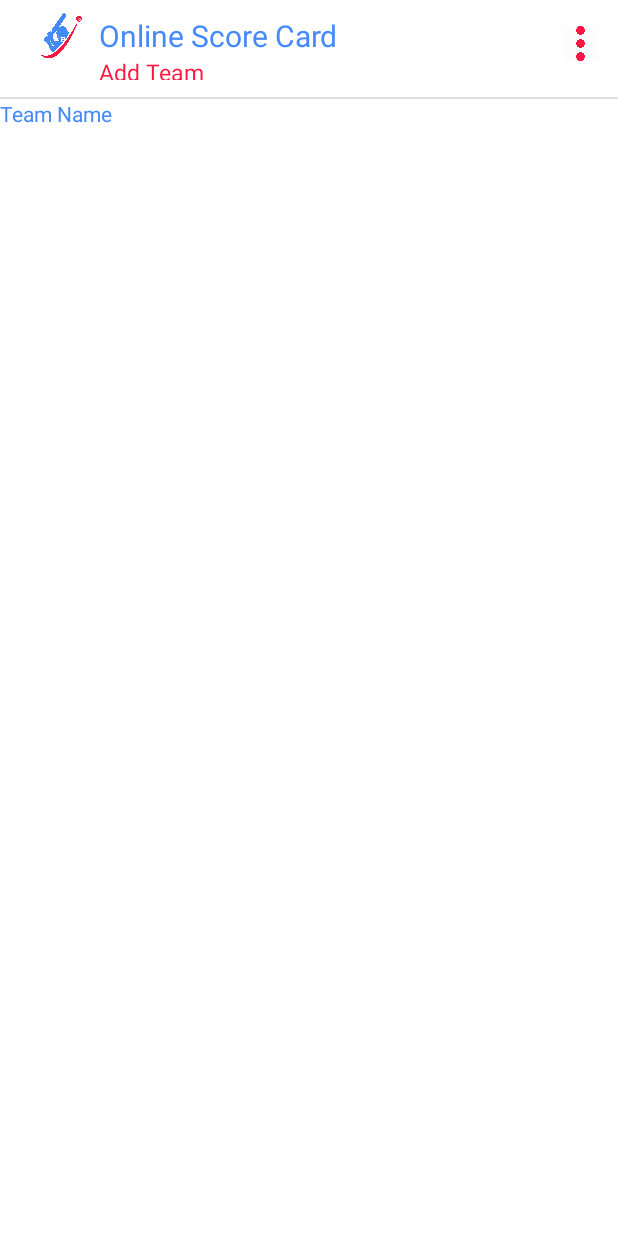
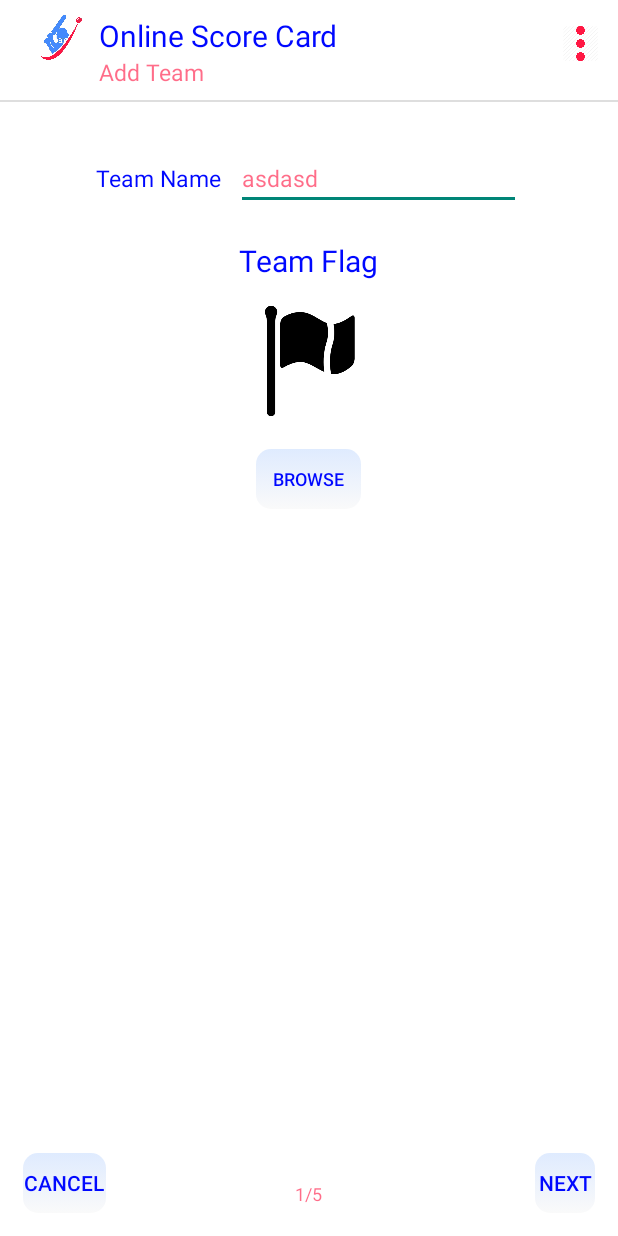
Before and after one commit to SMAliFarazBukhari/OnlineCrickerScore, an Android app: the AddTeams screen opened directly, with no data from a screen before it, on a phone screen of 412 x 824 dp. Run offline under Robolectric (Android 15) with nearby library versions, the phone set to English and light mode, and no system bars.

Commit message:
Completed Add Team Activity

```diff
--- a/app/src/main/AndroidManifest.xml
+++ b/app/src/main/AndroidManifest.xml
@@ -18,7 +18,10 @@
         </activity>
         <activity android:name=".MainActivity" />
         <activity android:name=".AbooutActivity" />
-        <activity android:name=".AddTeams"></activity>
+        <activity android:name=".AddTeams">
+
+
+        </activity>
     </application>
 
 </manifest>
--- /dev/null
+++ b/app/src/main/res/drawable/mybutton.xml
@@ -0,0 +1,21 @@
+<?xml version="1.0" encoding="utf-8"?>
+<selector xmlns:android="http://schemas.android.com/apk/res/android" >
+    <item android:state_pressed="true" >
+        <shape android:shape="rectangle"  >
+            <corners android:radius="10dip" />
+
+            <gradient android:angle="-90" android:startColor="#4bff1743" android:endColor="#fff"  />
+        </shape>
+    </item>
+
+    <item >
+
+        <shape android:shape="rectangle"  >
+
+            <corners android:radius="10dip" />
+
+            <gradient android:angle="-90" android:startColor="#2c458afc" android:endColor="#fafafa" />
+        </shape>
+    </item>
+
+</selector>
--- a/app/src/main/res/layout/activity_add_teams.xml
+++ b/app/src/main/res/layout/activity_add_teams.xml
@@ -10,7 +10,7 @@
     <Toolbar
         android:id="@+id/topPanel"
         android:layout_width="match_parent"
-        android:layout_height="53dp"
+        android:layout_height="55dp"
         android:layout_alignParentTop="true"
         android:layout_marginBottom="11dp"
 
@@ -40,7 +40,7 @@
                    android:text="Online Score Card"
                    android:id="@+id/title"
 
-                   android:textColor="#458AFC"
+                   android:textColor="#0008ff"
                    android:textSize="20sp"
                    />
                <TextView
@@ -48,7 +48,7 @@
                    android:layout_height="wrap_content"
                    android:text="Add Team"
                    android:textSize="15sp"
-                   android:textColor="@color/colorOCSred"
+                   android:textColor="@color/colorOCSredlight"
                    />
 
            </LinearLayout>
@@ -77,13 +77,115 @@
         android:id="@+id/TopHorizontalLine"
         android:background="#dedede"/>
 
-   <TextView
-       android:layout_width="wrap_content"
-       android:layout_height="wrap_content"
-       android:text="Team Name"
-       android:layout_below="@id/TopHorizontalLine"
+  <LinearLayout
+      android:layout_width="wrap_content"
+      android:layout_height="wrap_content"
+      android:orientation="horizontal"
+      android:layout_marginLeft="12dp"
+      android:layout_marginRight="12dp"
+      android:id="@+id/LL1"
+      android:layout_marginTop="30dp"
+      android:layout_centerInParent="true"
+      android:layout_below="@id/TopHorizontalLine"
+      >
 
-       />
+      <TextView
+          android:layout_width="wrap_content"
+          android:layout_height="wrap_content"
+          android:id="@+id/TeamNametextview"
+          android:text="Team Name"
+          android:textSize="15sp"
+          android:textColor="@color/colorOCSblue"
+
+
+          />
+      <EditText
+          android:layout_width="190sp"
+          android:layout_height="wrap_content"
+          android:layout_marginLeft="10dp"
+          android:hint="Team Name"
+          android:textColor="@color/colorOCSredlight"
+          android:textSize="15sp"
+          android:text="asdasd"
+
+          />
+
+  </LinearLayout>
+
+    <TextView
+        android:layout_width="wrap_content"
+        android:layout_height="wrap_content"
+        android:id="@+id/TeamFlagtextview"
+        android:layout_below="@id/LL1"
+        android:layout_marginTop="20sp"
+        android:layout_centerInParent="true"
+        android:text="Team Flag"
+        android:textSize="20sp"
+
+        />
+    <ImageView
+        android:layout_width="90dp"
+        android:layout_height="90dp"
+        android:id="@+id/imgflag"
+        android:layout_below="@id/TeamFlagtextview"
+        android:layout_marginTop="10sp"
+        android:layout_centerInParent="true"
+        android:src="@drawable/defaultflagicon"
+        />
+    <Button
+        android:layout_width="70dp"
+        android:layout_height="40dp"
+        android:id="@+id/browseBtn"
+        android:layout_below="@id/imgflag"
+        android:layout_marginTop="12dp"
+        android:paddingLeft="6dp"
+        android:paddingRight="6dp"
+        android:layout_centerInParent="true"
+        android:background="@drawable/mybutton"
+        android:textSize="12sp"
+        android:textColor="@color/colorOCSblue"
+        android:text="Browse"
+        />
+
+    <Button
+        android:layout_width="40dp"
+        android:layout_height="40dp"
+        android:id="@+id/nextBtn"
+        android:text="Next"
+        android:background="@drawable/mybutton"
+        android:layout_alignParentBottom="true"
+        android:layout_alignParentRight="true"
+        android:layout_marginBottom="15dp"
+        android:layout_marginRight="15dp"
+        />
+    <Button
+        android:layout_width="55dp"
+        android:layout_height="40dp"
+        android:id="@+id/cancelBtn"
+        android:text="Cancel"
+        android:background="@drawable/mybutton"
+        android:layout_alignParentBottom="true"
+        android:layout_alignParentLeft="true"
+        android:layout_marginBottom="15dp"
+        android:layout_marginLeft="15dp"
+        />
+
+
+
+
+        <TextView
+            android:layout_width="wrap_content"
+            android:layout_height="wrap_content"
+            android:layout_alignParentBottom="true"
+            android:layout_centerInParent="true"
+            android:layout_marginBottom="20dp"
+            android:textSize="12sp"
+            android:text="1/5"
+            android:textColor="@color/colorOCSredlight"
+            />
+
+
+
 
 
 </RelativeLayout>
--- a/app/src/main/res/layout/activity_main.xml
+++ b/app/src/main/res/layout/activity_main.xml
@@ -38,7 +38,7 @@
                     android:id="@+id/title"
                     android:layout_marginTop="10dp"
                     android:layout_toRightOf="@id/mainimage"
-                    android:textColor="#458AFC"
+                    android:textColor="@color/colorOCSblue"
                     android:textSize="20sp"
                     />
                 <ImageView
@@ -57,12 +57,19 @@
 
 
     </Toolbar>
+    <View
+        android:layout_centerInParent="true"
+        android:layout_below="@id/topPanel"
+        android:layout_width="match_parent"
+        android:layout_height="1dp"
+        android:id="@+id/TopHorizontalLine"
+        android:background="#dedede"/>
 
     <LinearLayout
         android:layout_width="match_parent"
         android:layout_height="match_parent"
         android:orientation="vertical"
-        android:layout_below="@id/topPanel"
+        android:layout_below="@id/TopHorizontalLine"
         >
 
 
--- a/app/src/main/res/layout/mainpagelistviewlayout.xml
+++ b/app/src/main/res/layout/mainpagelistviewlayout.xml
@@ -13,7 +13,7 @@
     >
 <ImageView
     android:layout_width="30dp"
-    android:layout_height="30dp"
+    android:layout_height="29dp"
     android:id="@+id/leftflag"
     android:layout_marginTop="17dp"
     android:layout_alignParentTop="true"
@@ -44,6 +44,7 @@
            android:text="T-20"
            android:id="@+id/MatchTypetextview"
            android:textStyle="bold"
+           android:textColor="@color/colorOCSred"
            android:layout_marginTop="5dp"
 
            />
@@ -53,6 +54,7 @@
            android:layout_height="wrap_content"
            android:text="vs"
            android:layout_marginLeft="7dp"
+           android:textColor="@color/colorOCSredlight"
            android:textSize="13sp"
            />
 
@@ -73,7 +75,7 @@
 
     <ImageView
         android:layout_width="30dp"
-        android:layout_height="30dp"
+        android:layout_height="29dp"
         android:id="@+id/rightflag"
         android:layout_marginTop="17dp"
         android:layout_alignParentRight="true"
@@ -125,6 +127,7 @@
                 android:layout_marginLeft="19dp"
                 android:text="210/5"
                 android:textSize="20dp"
+                android:textColor="@color/colorOCSred"
                 android:textStyle="bold"
 
 
@@ -134,28 +137,30 @@
 
 
         <LinearLayout
+            android:id="@+id/leftsidedetailLL"
             android:layout_width="wrap_content"
             android:layout_height="wrap_content"
-            android:orientation="vertical"
-            android:id="@+id/leftsidedetailLL"
             android:layout_alignParentLeft="true"
+            android:layout_marginLeft="10dp"
 
-            android:layout_marginLeft="10dp"
             android:layout_marginTop="6dp"
-            >
+            android:orientation="vertical">
+
             <TextView
                 android:layout_width="wrap_content"
                 android:layout_height="wrap_content"
+                android:text="Inning"
                 android:textSize="12dp"
-                android:text="Inning"
+
                 />
+
             <TextView
                 android:layout_width="wrap_content"
                 android:layout_height="wrap_content"
-                android:textSize="10dp"
+                android:layout_marginLeft="6dp"
                 android:text="2nd"
-                android:layout_marginLeft="6dp"
-                />
+                android:textColor="@color/colorOCSbluelight"
+                android:textSize="10dp" />
 
         </LinearLayout>
 
@@ -188,6 +193,7 @@
                 android:layout_height="wrap_content"
                 android:textSize="10dp"
                 android:text="250"
+                android:textColor="@color/colorOCSbluelight"
                 android:layout_marginLeft="6dp"
                 />
 
@@ -225,6 +231,7 @@
                 android:id="@+id/Overtextview"
                 android:textSize="10dp"
                 android:text="14.6"
+                android:textColor="@color/colorOCSbluelight"
                 android:layout_marginLeft="4dp"
                 />
         </LinearLayout>
@@ -259,6 +266,7 @@
                 android:textSize="10dp"
                 android:text="6.3"
                 android:layout_marginLeft="1dp"
+                android:textColor="@color/colorOCSbluelight"
                 />
         </LinearLayout>
 
--- a/app/src/main/res/values/colors.xml
+++ b/app/src/main/res/values/colors.xml
@@ -1,5 +1,8 @@
 <?xml version="1.0" encoding="utf-8"?>
 <resources>
-    <color name="colorOCSblue">#458AFC</color>
+    <color name="ColorBlack">#000</color>
+    <color name="colorOCSblue">#0008ff</color>
     <color name="colorOCSred">#ff1743</color>
+    <color name="colorOCSredlight">#a0ff1743</color>
+    <color name="colorOCSbluelight">#458AFC</color>
 </resources>
--- a/app/src/main/res/values/strings.xml
+++ b/app/src/main/res/values/strings.xml
@@ -1,3 +1,3 @@
 <resources>
-    <string name="app_name">Online Cricker Score</string>
+    <string name="app_name">Online Cricket Score</string>
 </resources>
--- a/app/src/main/res/values/styles.xml
+++ b/app/src/main/res/values/styles.xml
@@ -6,6 +6,7 @@
 
         <item name="android:textColor">@color/colorOCSblue</item>
 
+
     </style>
 
 </resources>
```
